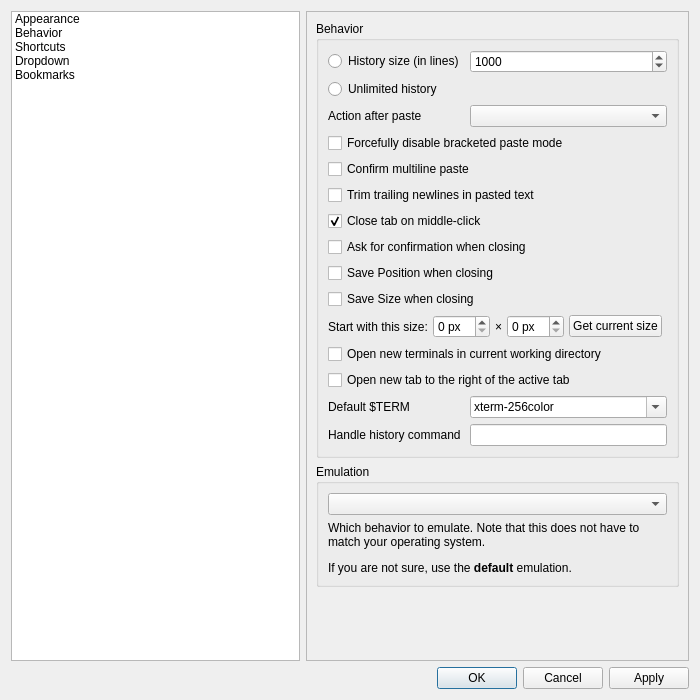
This is src/forms/propertiesdialog.ui in lxqt/qterminal as Qt 5 draws it before an edit. The edited form follows.
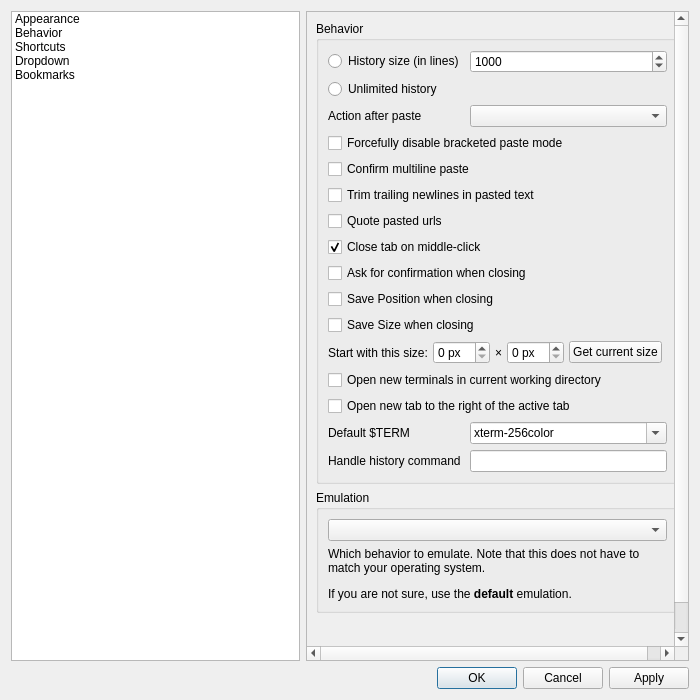
This is the edited form. The open tabs and pages were chosen to show the change. Icons and pictures are not drawn.

Commit message: Add infrastructure for using QTermWidget::setQuotePastedUrls

```diff
--- a/src/forms/propertiesdialog.ui
+++ b/src/forms/propertiesdialog.ui
@@ -611,7 +611,7 @@
               <string>Behavior</string>
              </property>
              <layout class="QGridLayout" name="gridLayout_2">
-              <item row="14" column="0">
+              <item row="15" column="0">
                <widget class="QLabel" name="label_17">
                 <property name="toolTip">
                  <string>This command will be run with an argument containing the file name of a tempfile containing the scrollback history</string>
@@ -621,7 +621,7 @@
                 </property>
                </widget>
               </item>
-              <item row="10" column="0" colspan="2">
+              <item row="11" column="0" colspan="2">
                <layout class="QHBoxLayout" name="horizontalLayout_4">
                 <property name="spacing">
                  <number>5</number>
@@ -679,7 +679,7 @@
                 </item>
                </layout>
               </item>
-              <item row="13" column="1">
+              <item row="14" column="1">
                <widget class="QComboBox" name="termComboBox">
                 <property name="sizePolicy">
                  <sizepolicy hsizetype="Expanding" vsizetype="Fixed">
@@ -718,14 +718,14 @@
               <item row="2" column="1">
                <widget class="QComboBox" name="motionAfterPasting_comboBox"/>
               </item>
-              <item row="11" column="0" colspan="2">
+              <item row="12" column="0" colspan="2">
                <widget class="QCheckBox" name="useCwdCheckBox">
                 <property name="text">
                  <string>Open new terminals in current working directory</string>
                 </property>
                </widget>
               </item>
-              <item row="12" column="0" colspan="2">
+              <item row="13" column="0" colspan="2">
                <widget class="QCheckBox" name="openNewTabRightToActiveTabCheckBox">
                 <property name="text">
                  <string>Open new tab to the right of the active tab</string>
@@ -735,7 +735,7 @@
                 </property>
                </widget>
               </item>
-              <item row="13" column="0">
+              <item row="14" column="0">
                <widget class="QLabel" name="label_14">
                 <property name="text">
                  <string>Default $TERM</string>
@@ -749,14 +749,14 @@
                 </property>
                </widget>
               </item>
-              <item row="9" column="0" colspan="2">
+              <item row="10" column="0" colspan="2">
                <widget class="QCheckBox" name="saveSizeOnExitCheckBox">
                 <property name="text">
                  <string>Save Size when closing</string>
                 </property>
                </widget>
               </item>
-              <item row="6" column="0" colspan="2">
+              <item row="7" column="0" colspan="2">
                <widget class="QCheckBox" name="closeTabOnMiddleClickCheckBox">
                 <property name="text">
                  <string>Close tab on middle-click</string>
@@ -766,14 +766,14 @@
                 </property>
                </widget>
               </item>
-              <item row="7" column="0" colspan="2">
+              <item row="8" column="0" colspan="2">
                <widget class="QCheckBox" name="askOnExitCheckBox">
                 <property name="text">
                  <string>Ask for confirmation when closing</string>
                 </property>
                </widget>
               </item>
-              <item row="14" column="1">
+              <item row="15" column="1">
                <widget class="QLineEdit" name="handleHistoryLineEdit"/>
               </item>
               <item row="0" column="0">
@@ -790,7 +790,14 @@
                 </property>
                </widget>
               </item>
-              <item row="8" column="0" colspan="2">
+              <item row="6" column="0" colspan="2">
+               <widget class="QCheckBox" name="quotePastedUrlsCheckBox">
+                <property name="text">
+                 <string>Quote pasted urls</string>
+                </property>
+               </widget>
+              </item>
+              <item row="9" column="0" colspan="2">
                <widget class="QCheckBox" name="savePosOnExitCheckBox">
                 <property name="text">
                  <string>Save Position when closing</string>
```
The commit also changes 4 other files.
